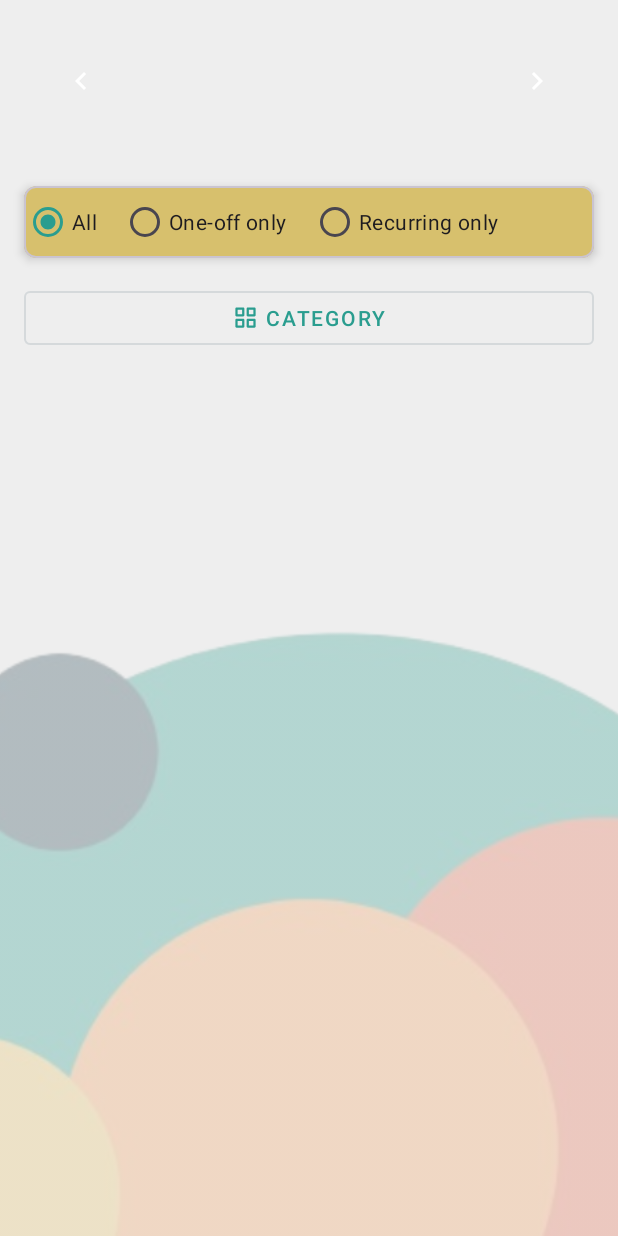
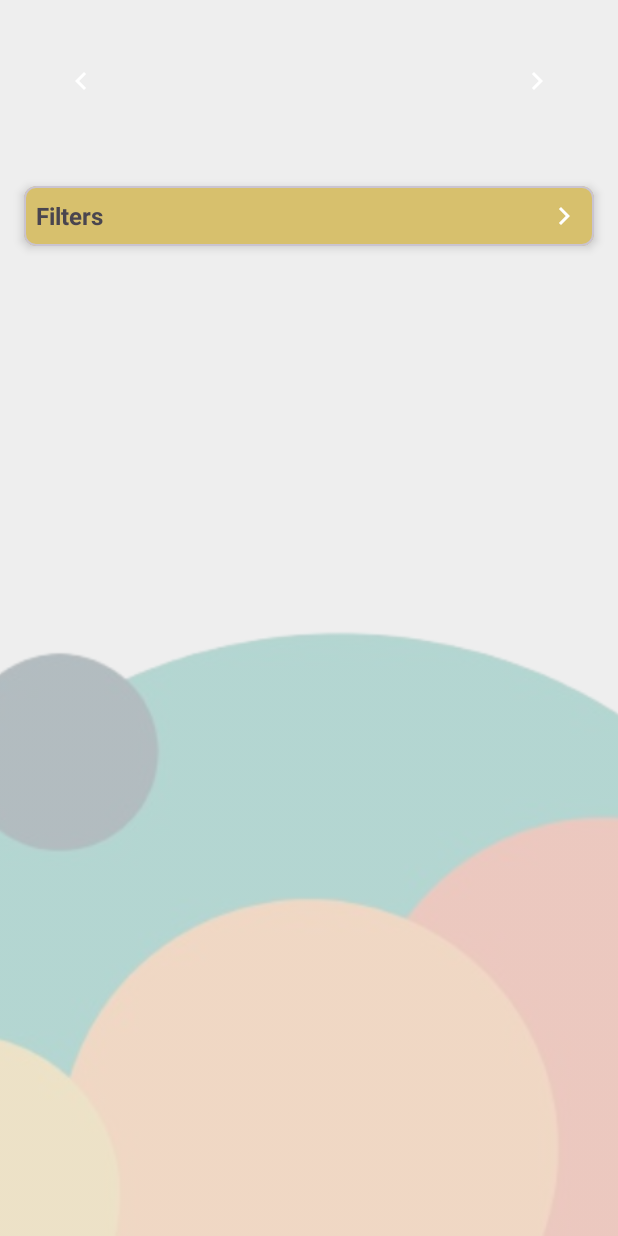
Before and after one commit to Ryan-Millard/Budgie-Budget-Tracker, an Android app: the layout activity_expense.xml on its own in the app's theme, with its tools: preview values and no code run, on a phone screen of 412 x 824 dp. Run offline under Robolectric (Android 15) with nearby library versions, the phone set to English and light mode, and no system bars.

Commit message:
update(Transaction Filters): Allow toggling of Catgory filter and put the filters in a menu

```diff
--- a/app/src/main/java/com/example/budgiebudgettracking/ExpenseActivity.kt
+++ b/app/src/main/java/com/example/budgiebudgettracking/ExpenseActivity.kt
@@ -1,5 +1,8 @@
 package com.example.budgiebudgettracking
 
+import android.view.View
+import android.widget.ImageView
+import android.widget.LinearLayout
 import android.content.Intent
 import android.widget.Toast
 import android.os.Bundle
@@ -17,6 +20,7 @@ import com.google.android.material.button.MaterialButton
 import androidx.activity.result.contract.ActivityResultContracts
 import android.app.Activity
 import androidx.activity.result.ActivityResult
+import com.google.android.material.switchmaterial.SwitchMaterial
 
 import com.example.budgiebudgettracking.components.NavigationSelector
 import com.example.budgiebudgettracking.viewmodels.TransactionViewModel
@@ -33,6 +37,7 @@ class ExpenseActivity : BaseActivity(), FloatingActionButtonHandler {
 
 	// Current filter state
 	private lateinit var btnCategory: MaterialButton
+	private lateinit var categoryFilterSwitch: SwitchMaterial
 	private var selectedCategoryId: Int = -1 // Default category
 	private var selectedStartMs: Long = 0L
 	private var selectedEndMs: Long = 0L
@@ -58,20 +63,45 @@ class ExpenseActivity : BaseActivity(), FloatingActionButtonHandler {
 		setContentView(R.layout.activity_expense)
 		createAndAttachFab(destination = AddExpenseActivity::class.java)
 
+		val header = findViewById<LinearLayout>(R.id.filter_header)
+		val content = findViewById<LinearLayout>(R.id.filter_content)
+		val arrow = findViewById<ImageView>(R.id.filter_arrow)
+
+		header.setOnClickListener {
+			val expanded = content.visibility == View.VISIBLE
+			content.visibility = if (expanded) View.GONE else View.VISIBLE
+			arrow.animate().rotation(if (expanded) 0f else 90f).setDuration(200).start()
+		}
+
 		// --- Find & set up views ---
-		recyclerView   = findViewById(R.id.transactionsRecyclerView)
+		recyclerView = findViewById(R.id.transactionsRecyclerView)
 		monthNavigator = findViewById(R.id.month_selector)
-		filterGroup    = findViewById(R.id.rg_recurring_filter)
-		btnCategory    = findViewById(R.id.btnCategory)
+		filterGroup = findViewById(R.id.rg_recurring_filter)
+		btnCategory = findViewById(R.id.btnCategory)
+		categoryFilterSwitch = findViewById(R.id.categoryFilterSwitch)
 
 		recyclerView.layoutManager = LinearLayoutManager(this)
 
 		// Initialize ViewModel first so we can safely use it in the adapter
 		viewModel = ViewModelProvider(this, TransactionViewModel.Factory(application))
-		.get(TransactionViewModel::class.java)
+			.get(TransactionViewModel::class.java)
 
+		// Set up category button
 		btnCategory.setOnClickListener {
 			openCategoryPicker()
+		}
+
+		// Set up category filter toggle
+		categoryFilterSwitch.setOnCheckedChangeListener { _, isChecked ->
+			btnCategory.isEnabled = isChecked
+
+			if (!isChecked) {
+				// Reset category filter when turned off
+				selectedCategoryId = -1
+				btnCategory.text = "Category"
+			}
+
+			refreshTransactions()
 		}
 
 		// Setup adapter with fixed click listener
@@ -174,8 +204,8 @@ class ExpenseActivity : BaseActivity(), FloatingActionButtonHandler {
 		}
 
 		live.observe(this) { list ->
-			// Filter list by selected category if a category is selected
-			val filteredList = if (selectedCategoryId != -1) {
+			// Filter list by selected category if a category is selected and filter is enabled
+			val filteredList = if (categoryFilterSwitch.isChecked && selectedCategoryId != -1) {
 				list?.filter { it?.category?.id == selectedCategoryId } ?: emptyList()
 			} else {
 				list ?: emptyList()
--- a/app/src/main/res/layout/activity_expense.xml
+++ b/app/src/main/res/layout/activity_expense.xml
@@ -28,20 +28,66 @@
 
 	<!-- Filter card -->
 	<com.google.android.material.card.MaterialCardView
-        android:id="@+id/filter_card"
+		android:id="@+id/filter_expandable_card"
 		android:layout_below="@id/month_selector"
 		android:layout_width="match_parent"
 		android:layout_height="wrap_content"
 		android:layout_margin="16dp"
 		app:cardCornerRadius="8dp"
 		app:cardElevation="4dp"
+		android:clickable="true"
+		android:focusable="true"
 		android:padding="12dp">
+
+		<LinearLayout
+			android:orientation="vertical"
+			android:layout_width="match_parent"
+			android:layout_height="wrap_content">
+
+			<!-- Clickable summary/header like <summary> -->
+				<LinearLayout
+					android:id="@+id/filter_header"
+					android:layout_width="match_parent"
+					android:layout_height="wrap_content"
+					android:orientation="horizontal"
+					android:gravity="center_vertical"
+					android:padding="8dp"
+					android:background="?attr/selectableItemBackground"
+					android:clickable="true"
+					android:focusable="true">
+
+					<TextView
+						android:id="@+id/filter_header_text"
+						android:layout_width="0dp"
+						android:layout_weight="1"
+						android:layout_height="wrap_content"
+						android:text="Filters"
+						android:textStyle="bold"
+						android:textSize="16sp" />
+
+					<ImageView
+						android:id="@+id/filter_arrow"
+						android:layout_width="24dp"
+						android:layout_height="24dp"
+						android:src="@drawable/ic_arrow_right"
+						android:rotation="0"
+						android:contentDescription="Toggle filter expansion" />
+				</LinearLayout>
+
+			<!-- Collapsible content -->
+			<LinearLayout
+				android:id="@+id/filter_content"
+				android:layout_width="match_parent"
+				android:layout_height="wrap_content"
+				android:orientation="vertical"
+				android:visibility="gone">
 
 				<RadioGroup
 					android:id="@+id/rg_recurring_filter"
 					android:layout_width="match_parent"
 					android:layout_height="wrap_content"
-            android:orientation="horizontal">
+					android:orientation="horizontal"
+					android:layout_marginTop="8dp">
 
 					<com.google.android.material.radiobutton.MaterialRadioButton
 						android:id="@+id/rb_all"
@@ -64,33 +110,46 @@
 						android:text="Recurring only"
 						android:layout_marginStart="16dp" />
 				</RadioGroup>
-    </com.google.android.material.card.MaterialCardView>
+
+				<LinearLayout
+					android:layout_width="match_parent"
+					android:layout_height="wrap_content"
+					android:orientation="horizontal"
+					android:layout_marginTop="12dp">
+
+					<com.google.android.material.switchmaterial.SwitchMaterial
+						android:id="@+id/categoryFilterSwitch"
+						android:layout_width="wrap_content"
+						android:layout_height="wrap_content"
+						android:text="Category Filter"
+						android:checked="false"
+						android:layout_gravity="center_vertical" />
 
 					<com.google.android.material.button.MaterialButton
 						android:id="@+id/btnCategory"
-        android:layout_below="@id/filter_card"
-		android:layout_width="match_parent"
+						android:layout_width="0dp"
+						android:layout_weight="1"
 						android:layout_height="wrap_content"
 						android:text="Category"
 						app:icon="@drawable/ic_category"
 						app:iconGravity="textStart"
-		android:layout_marginStart="16dp"
-		android:layout_marginEnd="16dp"
+						android:layout_marginStart="8dp"
+						android:enabled="false"
 						style="@style/Widget.MaterialComponents.Button.OutlinedButton" />
+				</LinearLayout>
 
-    <!-- Transactions list inside ScrollView -->
-    <ScrollView
-        android:layout_below="@id/btnCategory"
-        android:layout_width="match_parent"
-        android:layout_height="match_parent"
-        android:padding="16dp">
+			</LinearLayout>
+		</LinearLayout>
+	</com.google.android.material.card.MaterialCardView>
 
+	<!-- Transactions list -->
 	<androidx.recyclerview.widget.RecyclerView
 		android:id="@+id/transactionsRecyclerView"
 		android:layout_width="match_parent"
-            android:layout_height="wrap_content"
-            android:layout_marginTop="16dp"
+		android:layout_height="match_parent"
+		android:layout_below="@id/filter_expandable_card"
+		android:layout_marginTop="8dp"
+		android:paddingHorizontal="16dp"
+		android:clipToPadding="false"
 		tools:listitem="@layout/item_transaction" />
-    </ScrollView>
-
 </RelativeLayout>
```
Lines whose indentation alone changed are shown as unchanged.
